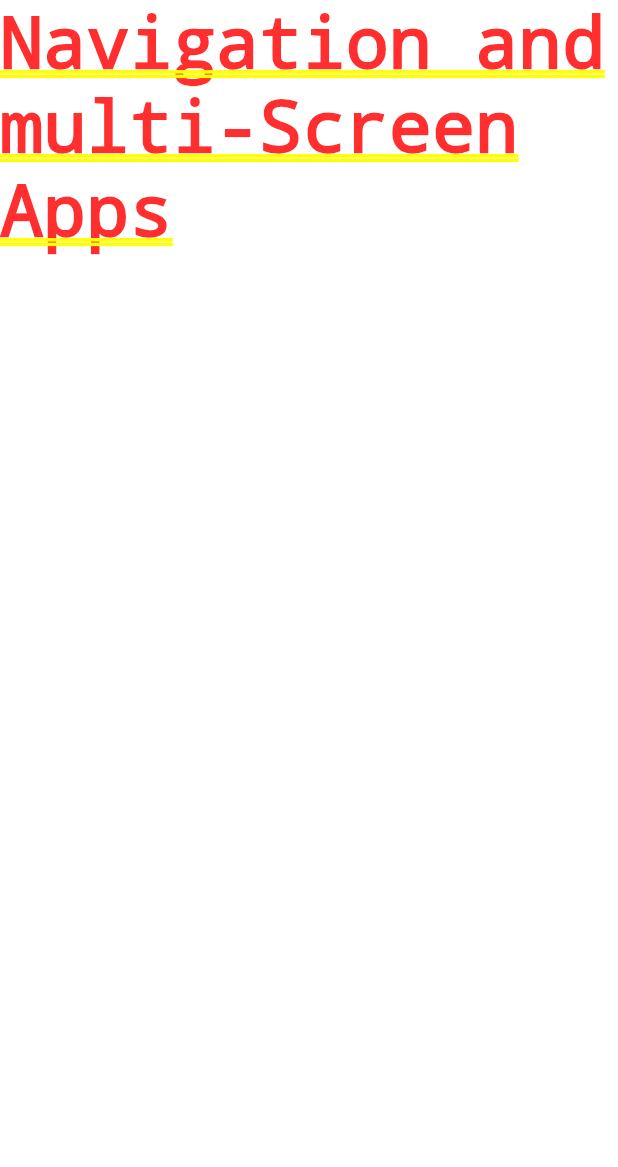
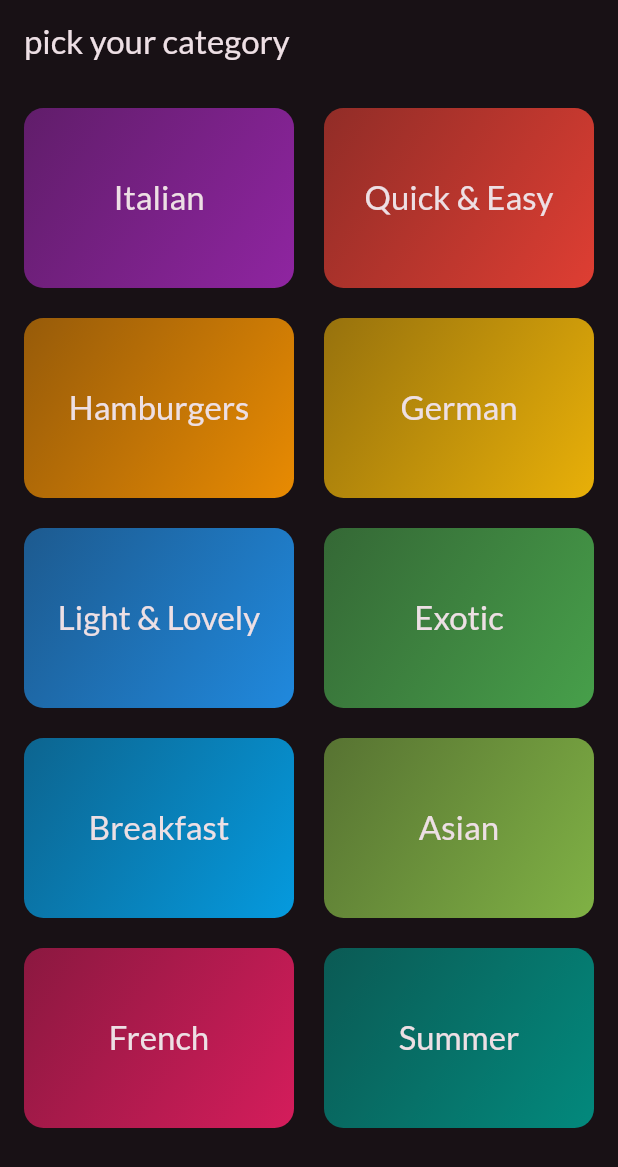
Before and after one commit to Nisarg221B/Learnings, a Flutter app: the screen it shows after launch, on a phone screen of 412 x 824 dp. Shown: the top 1167 px of the screen. Run offline on Flutter 3.47's test engine with Material 2 defaults, Android fonts, the phone set to English and light mode, and no system bars; our stand-ins replace dropdown_button2, google_fonts, transparent_image.

Commit message:
learned the basics of state management in flutter (stacks)

```diff
--- /dev/null
+++ b/Flutter/project_5/lib/data/dummy_data.dart
@@ -0,0 +1,408 @@
+import 'package:flutter/material.dart';
+import 'package:project_5/models/category.dart';
+import 'package:project_5/models/meal.dart';
+
+// Constants in Dart should be written in lowerCamelcase.
+const availableCategories = [
+  Category(
+    id: 'c1',
+    title: 'Italian',
+    color: Colors.purple,
+  ),
+  Category(
+    id: 'c2',
+    title: 'Quick & Easy',
+    color: Colors.red,
+  ),
+  Category(
+    id: 'c3',
+    title: 'Hamburgers',
+    color: Colors.orange,
+  ),
+  Category(
+    id: 'c4',
+    title: 'German',
+    color: Colors.amber,
+  ),
+  Category(
+    id: 'c5',
+    title: 'Light & Lovely',
+    color: Colors.blue,
+  ),
+  Category(
+    id: 'c6',
+    title: 'Exotic',
+    color: Colors.green,
+  ),
+  Category(
+    id: 'c7',
+    title: 'Breakfast',
+    color: Colors.lightBlue,
+  ),
+  Category(
+    id: 'c8',
+    title: 'Asian',
+    color: Colors.lightGreen,
+  ),
+  Category(
+    id: 'c9',
+    title: 'French',
+    color: Colors.pink,
+  ),
+  Category(
+    id: 'c10',
+    title: 'Summer',
+    color: Colors.teal,
+  ),
+];
+
+const dummyMeals = [
+  Meal(
+    id: 'm1',
+    categories: [
+      'c1',
+      'c2',
+    ],
+    title: 'Spaghetti with Tomato Sauce',
+    affordability: Affordability.affordable,
+    complexity: Complexity.simple,
+    imageUrl:
+        'https://upload.wikimedia.org/wikipedia/commons/thumb/2/20/Spaghetti_Bolognese_mit_Parmesan_oder_Grana_Padano.jpg/800px-Spaghetti_Bolognese_mit_Parmesan_oder_Grana_Padano.jpg',
+    duration: 20,
+    ingredients: [
+      '4 Tomatoes',
+      '1 Tablespoon of Olive Oil',
+      '1 Onion',
+      '250g Spaghetti',
+      'Spices',
+      'Cheese (optional)'
+    ],
+    steps: [
+      'Cut the tomatoes and the onion into small pieces.',
+      'Boil some water - add salt to it once it boils.',
+      'Put the spaghetti into the boiling water - they should be done in about 10 to 12 minutes.',
+      'In the meantime, heaten up some olive oil and add the cut onion.',
+      'After 2 minutes, add the tomato pieces, salt, pepper and your other spices.',
+      'The sauce will be done once the spaghetti are.',
+      'Feel free to add some cheese on top of the finished dish.'
+    ],
+    isGlutenFree: false,
+    isVegan: true,
+    isVegetarian: true,
+    isLactoseFree: true,
+  ),
+  Meal(
+    id: 'm2',
+    categories: [
+      'c2',
+    ],
+    title: 'Toast Hawaii',
+    affordability: Affordability.affordable,
+    complexity: Complexity.simple,
+    imageUrl:
+        'https://cdn.pixabay.com/photo/2018/07/11/21/51/toast-3532016_1280.jpg',
+    duration: 10,
+    ingredients: [
+      '1 Slice White Bread',
+      '1 Slice Ham',
+      '1 Slice Pineapple',
+      '1-2 Slices of Cheese',
+      'Butter'
+    ],
+    steps: [
+      'Butter one side of the white bread',
+      'Layer ham, the pineapple and cheese on the white bread',
+      'Bake the toast for round about 10 minutes in the oven at 200°C'
+    ],
+    isGlutenFree: false,
+    isVegan: false,
+    isVegetarian: false,
+    isLactoseFree: false,
+  ),
+  Meal(
+    id: 'm3',
+    categories: [
+      'c2',
+      'c3',
+    ],
+    title: 'Classic Hamburger',
+    affordability: Affordability.pricey,
+    complexity: Complexity.simple,
+    imageUrl:
+        'https://cdn.pixabay.com/photo/2014/10/23/18/05/burger-500054_1280.jpg',
+    duration: 45,
+    ingredients: [
+      '300g Cattle Hack',
+      '1 Tomato',
+      '1 Cucumber',
+      '1 Onion',
+      'Ketchup',
+      '2 Burger Buns'
+    ],
+    steps: [
+      'Form 2 patties',
+      'Fry the patties for c. 4 minutes on each side',
+      'Quickly fry the buns for c. 1 minute on each side',
+      'Bruch buns with ketchup',
+      'Serve burger with tomato, cucumber and onion'
+    ],
+    isGlutenFree: false,
+    isVegan: false,
+    isVegetarian: false,
+    isLactoseFree: true,
+  ),
+  Meal(
+    id: 'm4',
+    categories: [
+      'c4',
+    ],
+    title: 'Wiener Schnitzel',
+    affordability: Affordability.luxurious,
+    complexity: Complexity.challenging,
+    imageUrl:
+        'https://cdn.pixabay.com/photo/2018/03/31/19/29/schnitzel-3279045_1280.jpg',
+    duration: 60,
+    ingredients: [
+      '8 Veal Cutlets',
+      '4 Eggs',
+      '200g Bread Crumbs',
+      '100g Flour',
+      '300ml Butter',
+      '100g Vegetable Oil',
+      'Salt',
+      'Lemon Slices'
+    ],
+    steps: [
+      'Tenderize the veal to about 2–4mm, and salt on both sides.',
+      'On a flat plate, stir the eggs briefly with a fork.',
+      'Lightly coat the cutlets in flour then dip into the egg, and finally, coat in breadcrumbs.',
+      'Heat the butter and oil in a large pan (allow the fat to get very hot) and fry the schnitzels until golden brown on both sides.',
+      'Make sure to toss the pan regularly so that the schnitzels are surrounded by oil and the crumbing becomes ‘fluffy’.',
+      'Remove, and drain on kitchen paper. Fry the parsley in the remaining oil and drain.',
+      'Place the schnitzels on awarmed plate and serve garnishedwith parsley and slices of lemon.'
+    ],
+    isGlutenFree: false,
+    isVegan: false,
+    isVegetarian: false,
+    isLactoseFree: false,
+  ),
+  Meal(
+    id: 'm5',
+    categories: [
+      'c2'
+          'c5',
+      'c10',
+    ],
+    title: 'Salad with Smoked Salmon',
+    affordability: Affordability.luxurious,
+    complexity: Complexity.simple,
+    imageUrl:
+        'https://cdn.pixabay.com/photo/2016/10/25/13/29/smoked-salmon-salad-1768890_1280.jpg',
+    duration: 15,
+    ingredients: [
+      'Arugula',
+      'Lamb\'s Lettuce',
+      'Parsley',
+      'Fennel',
+      '200g Smoked Salmon',
+      'Mustard',
+      'Balsamic Vinegar',
+      'Olive Oil',
+      'Salt and Pepper'
+    ],
+    steps: [
+      'Wash and cut salad and herbs',
+      'Dice the salmon',
+      'Process mustard, vinegar and olive oil into a dessing',
+      'Prepare the salad',
+      'Add salmon cubes and dressing'
+    ],
+    isGlutenFree: true,
+    isVegan: false,
+    isVegetarian: true,
+    isLactoseFree: true,
+  ),
+  Meal(
+    id: 'm6',
+    categories: [
+      'c6',
+      'c10',
+    ],
+    title: 'Delicious Orange Mousse',
+    affordability: Affordability.affordable,
+    complexity: Complexity.hard,
+    imageUrl:
+        'https://cdn.pixabay.com/photo/2017/05/01/05/18/pastry-2274750_1280.jpg',
+    duration: 240,
+    ingredients: [
+      '4 Sheets of Gelatine',
+      '150ml Orange Juice',
+      '80g Sugar',
+      '300g Yoghurt',
+      '200g Cream',
+      'Orange Peel',
+    ],
+    steps: [
+      'Dissolve gelatine in pot',
+      'Add orange juice and sugar',
+      'Take pot off the stove',
+      'Add 2 tablespoons of yoghurt',
+      'Stir gelatin under remaining yoghurt',
+      'Cool everything down in the refrigerator',
+      'Whip the cream and lift it under die orange mass',
+      'Cool down again for at least 4 hours',
+      'Serve with orange peel',
+    ],
+    isGlutenFree: true,
+    isVegan: false,
+    isVegetarian: true,
+    isLactoseFree: false,
+  ),
+  Meal(
+    id: 'm7',
+    categories: [
+      'c7',
+    ],
+    title: 'Pancakes',
+    affordability: Affordability.affordable,
+    complexity: Complexity.simple,
+    imageUrl:
+        'https://cdn.pixabay.com/photo/2018/07/10/21/23/pancake-3529653_1280.jpg',
+    duration: 20,
+    ingredients: [
+      '1 1/2 Cups all-purpose Flour',
+      '3 1/2 Teaspoons Baking Powder',
+      '1 Teaspoon Salt',
+      '1 Tablespoon White Sugar',
+      '1 1/4 cups Milk',
+      '1 Egg',
+      '3 Tablespoons Butter, melted',
+    ],
+    steps: [
+      'In a large bowl, sift together the flour, baking powder, salt and sugar.',
+      'Make a well in the center and pour in the milk, egg and melted butter; mix until smooth.',
+      'Heat a lightly oiled griddle or frying pan over medium high heat.',
+      'Pour or scoop the batter onto the griddle, using approximately 1/4 cup for each pancake. Brown on both sides and serve hot.'
+    ],
+    isGlutenFree: true,
+    isVegan: false,
+    isVegetarian: true,
+    isLactoseFree: false,
+  ),
+  Meal(
+    id: 'm8',
+    categories: [
+      'c8',
+    ],
+    title: 'Creamy Indian Chicken Curry',
+    affordability: Affordability.pricey,
+    complexity: Complexity.challenging,
+    imageUrl:
+        'https://cdn.pixabay.com/photo/2018/06/18/16/05/indian-food-3482749_1280.jpg',
+    duration: 35,
+    ingredients: [
+      '4 Chicken Breasts',
+      '1 Onion',
+      '2 Cloves of Garlic',
+      '1 Piece of Ginger',
+      '4 Tablespoons Almonds',
+      '1 Teaspoon Cayenne Pepper',
+      '500ml Coconut Milk',
+    ],
+    steps: [
+      'Slice and fry the chicken breast',
+      'Process onion, garlic and ginger into paste and sauté everything',
+      'Add spices and stir fry',
+      'Add chicken breast + 250ml of water and cook everything for 10 minutes',
+      'Add coconut milk',
+      'Serve with rice'
+    ],
+    isGlutenFree: true,
+    isVegan: false,
+    isVegetarian: false,
+    isLactoseFree: true,
+  ),
+  Meal(
+    id: 'm9',
+    categories: [
+      'c9',
+    ],
+    title: 'Chocolate Souffle',
+    affordability: Affordability.affordable,
+    complexity: Complexity.hard,
+    imageUrl:
+        'https://cdn.pixabay.com/photo/2014/08/07/21/07/souffle-412785_1280.jpg',
+    duration: 45,
+    ingredients: [
+      '1 Teaspoon melted Butter',
+      '2 Tablespoons white Sugar',
+      '2 Ounces 70% dark Chocolate, broken into pieces',
+      '1 Tablespoon Butter',
+      '1 Tablespoon all-purpose Flour',
+      '4 1/3 tablespoons cold Milk',
+      '1 Pinch Salt',
+      '1 Pinch Cayenne Pepper',
+      '1 Large Egg Yolk',
+      '2 Large Egg Whites',
+      '1 Pinch Cream of Tartar',
+      '1 Tablespoon white Sugar',
+    ],
+    steps: [
+      'Preheat oven to 190°C. Line a rimmed baking sheet with parchment paper.',
+      'Brush bottom and sides of 2 ramekins lightly with 1 teaspoon melted butter; cover bottom and sides right up to the rim.',
+      'Add 1 tablespoon white sugar to ramekins. Rotate ramekins until sugar coats all surfaces.',
+      'Place chocolate pieces in a metal mixing bowl.',
+      'Place bowl over a pan of about 3 cups hot water over low heat.',
+      'Melt 1 tablespoon butter in a skillet over medium heat. Sprinkle in flour. Whisk until flour is incorporated into butter and mixture thickens.',
+      'Whisk in cold milk until mixture becomes smooth and thickens. Transfer mixture to bowl with melted chocolate.',
+      'Add salt and cayenne pepper. Mix together thoroughly. Add egg yolk and mix to combine.',
+      'Leave bowl above the hot (not simmering) water to keep chocolate warm while you whip the egg whites.',
+      'Place 2 egg whites in a mixing bowl; add cream of tartar. Whisk until mixture begins to thicken and a drizzle from the whisk stays on the surface about 1 second before disappearing into the mix.',
+      'Add 1/3 of sugar and whisk in. Whisk in a bit more sugar about 15 seconds.',
+      'whisk in the rest of the sugar. Continue whisking until mixture is about as thick as shaving cream and holds soft peaks, 3 to 5 minutes.',
+      'Transfer a little less than half of egg whites to chocolate.',
+      'Mix until egg whites are thoroughly incorporated into the chocolate.',
+      'Add the rest of the egg whites; gently fold into the chocolate with a spatula, lifting from the bottom and folding over.',
+      'Stop mixing after the egg white disappears. Divide mixture between 2 prepared ramekins. Place ramekins on prepared baking sheet.',
+      'Bake in preheated oven until scuffles are puffed and have risen above the top of the rims, 12 to 15 minutes.',
+    ],
+    isGlutenFree: true,
+    isVegan: false,
+    isVegetarian: true,
+    isLactoseFree: false,
+  ),
+  Meal(
+    id: 'm10',
+    categories: [
+      'c2',
+      'c5',
+      'c10',
+    ],
+    title: 'Asparagus Salad with Cherry Tomatoes',
+    affordability: Affordability.luxurious,
+    complexity: Complexity.simple,
+    imageUrl:
+        'https://cdn.pixabay.com/photo/2018/04/09/18/26/asparagus-3304997_1280.jpg',
+    duration: 30,
+    ingredients: [
+      'White and Green Asparagus',
+      '30g Pine Nuts',
+      '300g Cherry Tomatoes',
+      'Salad',
+      'Salt, Pepper and Olive Oil'
+    ],
+    steps: [
+      'Wash, peel and cut the asparagus',
+      'Cook in salted water',
+      'Salt and pepper the asparagus',
+      'Roast the pine nuts',
+      'Halve the tomatoes',
+      'Mix with asparagus, salad and dressing',
+      'Serve with Baguette'
+    ],
+    isGlutenFree: true,
+    isVegan: true,
+    isVegetarian: true,
+    isLactoseFree: true,
+  ),
+];
--- a/Flutter/project_5/lib/main.dart
+++ b/Flutter/project_5/lib/main.dart
@@ -1,11 +1,12 @@
 import 'package:flutter/material.dart';
 import 'package:google_fonts/google_fonts.dart';
+import 'package:project_5/widgets/screens/categories.dart';
 
 final theme = ThemeData(
   useMaterial3: true,
   colorScheme: ColorScheme.fromSeed(
       seedColor: const Color.fromARGB(98, 58, 34, 49),
-      brightness: Brightness.light),
+      brightness: Brightness.dark),
   textTheme: GoogleFonts.latoTextTheme(),
 );
 
@@ -19,8 +20,9 @@
   @override
   Widget build(BuildContext context) {
     return MaterialApp(
+      debugShowCheckedModeBanner: false,
       theme: theme,
-      home: const Text('Navigation and multi-Screen Apps')//
+      home: const CategoriesScreen(),
     );
   }
 }
--- /dev/null
+++ b/Flutter/project_5/lib/models/category.dart
@@ -0,0 +1,14 @@
+import 'package:flutter/material.dart';
+
+class Category {
+
+  const Category({
+    required this.id,
+    required this.title,
+    this.color = const Color.fromARGB(255, 85, 77, 196),
+  });
+
+  final String id;
+  final String title;
+  final Color color;
+}
--- /dev/null
+++ b/Flutter/project_5/lib/models/meal.dart
@@ -0,0 +1,43 @@
+enum Complexity {
+  simple,
+  challenging,
+  hard,
+}
+
+enum Affordability {
+  affordable,
+  pricey,
+  luxurious,
+}
+
+class Meal {
+  const Meal({
+    required this.id,
+    required this.categories,
+    required this.title,
+    required this.imageUrl,
+    required this.ingredients,
+    required this.steps,
+    required this.duration,
+    required this.complexity,
+    required this.affordability,
+    required this.isGlutenFree,
+    required this.isLactoseFree,
+    required this.isVegan,
+    required this.isVegetarian,
+  });
+
+  final String id;
+  final List<String> categories;
+  final String title;
+  final String imageUrl;
+  final List<String> ingredients;
+  final List<String> steps;
+  final int duration;
+  final Complexity complexity;
+  final Affordability affordability;
+  final bool isGlutenFree;
+  final bool isLactoseFree;
+  final bool isVegan;
+  final bool isVegetarian;
+}
--- /dev/null
+++ b/Flutter/project_5/lib/widgets/category_grid_item.dart
@@ -0,0 +1,42 @@
+import 'package:flutter/material.dart';
+import 'package:project_5/models/category.dart';
+
+class CategoryGridItem extends StatelessWidget {
+  const CategoryGridItem(this.onSelectCategory,{super.key, required this.category});
+
+  final void Function() onSelectCategory;
+  final Category category;
+
+  @override
+  Widget build(BuildContext context) {
+    return InkWell(
+      onTap: onSelectCategory,
+      splashColor: Theme.of(context).primaryColor,
+      borderRadius: BorderRadius.circular(13), // taping feedback radius
+      child: Container(
+        height: double.infinity,
+        width: double.infinity,
+        decoration: BoxDecoration(
+          gradient: LinearGradient(
+            colors: [
+              category.color.withOpacity(0.55),
+              category.color.withOpacity(0.9),
+            ],
+            begin: Alignment.topLeft,
+            end: Alignment.bottomRight,
+          ),
+          shape: BoxShape.rectangle,
+          borderRadius: BorderRadius.circular(13), // box radius
+        ),
+        child: Center(
+          child: Text(
+            category.title,
+            style: Theme.of(context).textTheme.titleLarge!.copyWith(
+                  color: Theme.of(context).colorScheme.onBackground,
+                ),
+          ),
+        ),
+      ),
+    );
+  }
+}
--- /dev/null
+++ b/Flutter/project_5/lib/widgets/meal_list_item.dart
@@ -0,0 +1,89 @@
+import 'package:flutter/material.dart';
+import 'package:project_5/models/meal.dart';
+import 'package:transparent_image/transparent_image.dart';
+
+class MealListItem extends StatelessWidget {
+  const MealListItem({super.key, required this.aMeal});
+  final Meal aMeal;
+
+  Widget mealItemTrait({required IconData icon, required String label}) {
+    return Row(
+      children: [
+        Icon(
+          icon,
+          size: 17,
+          color: Colors.white,
+        ),
+        const SizedBox(
+          width: 6,
+        ),
+        Text(
+          label,
+          style: const TextStyle(color: Colors.white),
+        )
+      ],
+    );
+  }
+
+  @override
+  Widget build(BuildContext context) {
+    return Card(
+      margin: const EdgeInsets.all(16),
+      shape: RoundedRectangleBorder(borderRadius: BorderRadius.circular(16)),
+      clipBehavior: Clip.hardEdge,
+      elevation: 10,
+      child: InkWell(
+        onTap: () {},
+        child: Stack(
+          children: [
+            FadeInImage(
+              placeholder: MemoryImage(kTransparentImage),
+              image: NetworkImage(aMeal.imageUrl),
+              fit: BoxFit.cover,
+              height: 250,
+              width: double.infinity,
+            ),
+            Positioned(
+              bottom: 0,
+              left: 0,
+              right: 0,
+              child: Container(
+                color: Colors.black54,
+                padding:
+                    const EdgeInsets.symmetric(vertical: 5, horizontal: 45),
+                child: Column(
+                  children: [
+                    Text(
+                      aMeal.title,
+                      maxLines: 2,
+                      textAlign: TextAlign.center,
+                      softWrap: true,
+                      overflow: TextOverflow
+                          .ellipsis, // cut of by adding ...  if overflowed
+                      style: const TextStyle(
+                        fontSize: 20,
+                        fontWeight: FontWeight.bold,
+                        color: Colors.white,
+                      ),
+                    ),
+                    const SizedBox(
+                      height: 12,
+                    ),
+                    Row(
+                      mainAxisAlignment: MainAxisAlignment.spaceBetween,
+                      children: [
+                        mealItemTrait(icon: Icons.schedule,label: '${aMeal.duration} min'),
+                        mealItemTrait(icon: Icons.work, label: aMeal.complexity.name[0].toUpperCase() + aMeal.complexity.name.substring(1)),
+                        mealItemTrait(icon: Icons.attach_money, label: aMeal.affordability.name[0].toUpperCase() + aMeal.affordability.name.substring(1)),
+                      ],
+                    )
+                  ],
+                ),
+              ),
+            )
+          ],
+        ),
+      ),
+    );
+  }
+}
--- /dev/null
+++ b/Flutter/project_5/lib/widgets/screens/categories.dart
@@ -0,0 +1,60 @@
+import 'package:flutter/material.dart';
+import 'package:project_5/widgets/category_grid_item.dart';
+import 'package:project_5/data/dummy_data.dart';
+import 'package:project_5/widgets/screens/meals.dart';
+import 'package:project_5/models/category.dart';
+import 'package:project_5/models/meal.dart';
+
+class CategoriesScreen extends StatelessWidget {
+  const CategoriesScreen({super.key});
+
+  void _selectCategory(BuildContext context, Category category) {
+
+    final List<Meal>filteredMeals = dummyMeals.where((meal) => meal.categories.contains(category.id)).toList();
+
+    // Navigator.of(context).push(route);
+    Navigator.push(
+      context,
+      //route
+      MaterialPageRoute(
+        builder: ((context) {
+          return MealsScreen(
+            title: category.title,
+            meals: filteredMeals,
+          );
+        }),
+      ),
+    );
+  }
+
+  @override
+  Widget build(BuildContext context) {
+    return Scaffold(
+      appBar: AppBar(
+        title: const Text('pick your category'),
+      ),
+      body: GridView(
+        padding: const EdgeInsets.all(16),
+        // main axis - top to bottom
+        // cross axis - left to right
+        gridDelegate: const SliverGridDelegateWithFixedCrossAxisCount(
+          crossAxisCount: 2, // setting number of columns
+          childAspectRatio: 3 / 2,
+          crossAxisSpacing: 20,
+          mainAxisSpacing: 20,
+        ),
+        // children: availableCategories.map((category) => CategoryGridItem(category: category)).toList(),
+        // or
+        children: [
+          for (final category in availableCategories)
+            CategoryGridItem(
+              () {
+                _selectCategory(context,category);
+              },
+              category: category,
+            )
+        ],
+      ),
+    );
+  }
+}
--- /dev/null
+++ b/Flutter/project_5/lib/widgets/screens/meals.dart
@@ -0,0 +1,54 @@
+import 'package:flutter/material.dart';
+import 'package:project_5/models/meal.dart';
+import 'package:project_5/widgets/meal_list_item.dart';
+
+class MealsScreen extends StatelessWidget {
+  const MealsScreen({super.key, required this.title, required this.meals});
+
+  final String title;
+  final List<Meal> meals;
+
+  @override
+  Widget build(BuildContext context) {
+    Widget content = ListView.builder(
+      itemCount: meals.length,
+      itemBuilder: ((context, index) {
+        return MealListItem(aMeal: meals[index]);
+      }),
+    );
+
+    if (meals.isEmpty) {
+      content = Center(
+        child: Column(
+          mainAxisSize: MainAxisSize.min,
+          children: [
+            Text(
+              'Uh oh .. nothing here',
+              style: Theme.of(context)
+                  .textTheme
+                  .headlineLarge!
+                  .copyWith(color: Theme.of(context).colorScheme.onBackground),
+            ),
+            const SizedBox(
+              height: 15,
+            ),
+            Text(
+              'Try Selecting a different category!',
+              style: Theme.of(context)
+                  .textTheme
+                  .bodyLarge!
+                  .copyWith(color: Theme.of(context).colorScheme.onBackground),
+            ),
+          ],
+        ),
+      );
+    }
+
+    return Scaffold(
+      appBar: AppBar(
+        title: Text(title),
+      ),
+      body: content,
+    );
+  }
+}
--- a/Flutter/project_5/pubspec.yaml
+++ b/Flutter/project_5/pubspec.yaml
@@ -13,6 +13,7 @@
     sdk: flutter
   cupertino_icons: ^1.0.2
   google_fonts: ^5.1.0
+  transparent_image: ^2.0.1
 
 dev_dependencies:
   flutter_test:
```
Also changed, not shown: Flutter/project_5/pubspec.lock.
